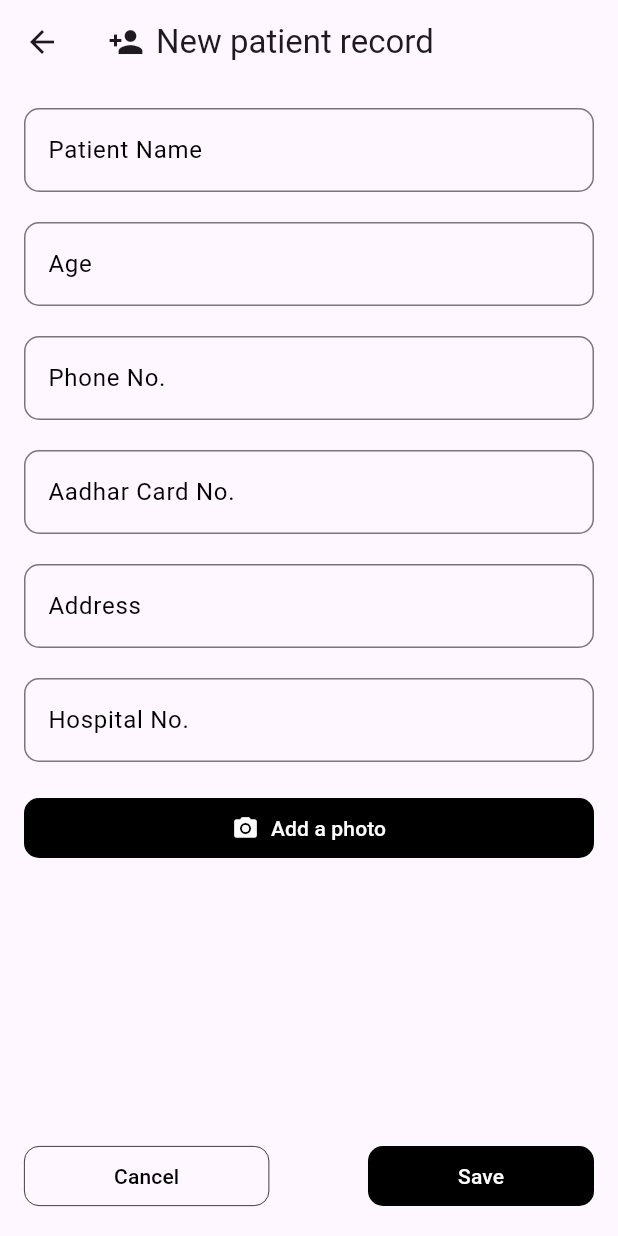
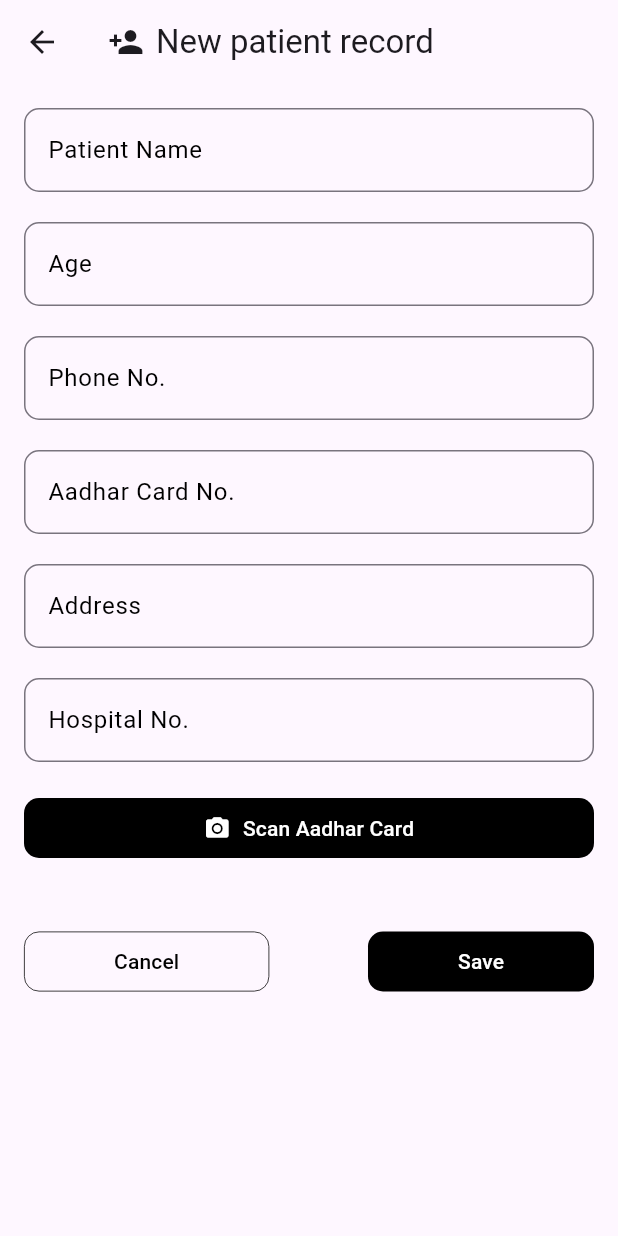
Before and after one commit to jayan110105/OpthaDoc, a Flutter app: the User1 screen opened by its route, on a phone screen of 412 x 824 dp. Run offline on Flutter 3.47's test engine with Material 3 defaults, Android fonts, the phone set to English and light mode, and no system bars; our stand-ins replace cloud_firestore, firebase_auth, firebase_core, image_picker; missing offline and left inert: google_mlkit_text_recognition; accounts and stored records are empty.

Commit message:
Basic OCR Done

```diff
--- a/lib/ui/screens/User1.dart
+++ b/lib/ui/screens/User1.dart
@@ -1,7 +1,96 @@
 import 'package:flutter/material.dart';
+import 'package:image_picker/image_picker.dart';
+import 'dart:io';
+import 'package:google_mlkit_text_recognition/google_mlkit_text_recognition.dart';
 
-class User1 extends StatelessWidget {
+class User1 extends StatefulWidget {
   const User1({super.key});
+
+  @override
+  State<User1> createState() => _User1State();
+}
+
+class _User1State extends State<User1> {
+  String scannedText = "";
+  File? _image;
+
+  String preprocessAadhaarText(String scannedText) {
+    // Normalize the text by converting to lowercase and removing extra whitespaces
+    String normalizedText = scannedText.toLowerCase().replaceAll(RegExp(r'\s+'), ' ');
+
+    // Extract Name - assuming it appears before the DOB or gender
+    String namePattern = r'government of india\s*(.*?)\s*(?:dob|date of birth|date of bith|gender|male|female)';
+    RegExp nameRegex = RegExp(namePattern, caseSensitive: false);
+    String name = nameRegex.firstMatch(normalizedText)?.group(1)?.trim() ?? 'Name not found';
+
+    // Extract Date of Birth
+    String dobPattern = r'(dob:|date of birth[: ]*)\s*(\d{1,2}/\d{1,2}/\d{4})';
+    RegExp dobRegex = RegExp(dobPattern, caseSensitive: false);
+    String dob = dobRegex.firstMatch(normalizedText)?.group(2) ?? 'DOB not found';
+
+    // Extract Gender
+    String genderPattern = r'\b(male|female)\b';
+    RegExp genderRegex = RegExp(genderPattern, caseSensitive: false);
+    String gender = capitalize(genderRegex.firstMatch(normalizedText)?.group(0)) ?? 'Gender not found';
+
+    // Extract Aadhaar Number
+    String aadhaarPattern = r'\b\d{4} \d{4} \d{4}\b';
+    RegExp aadhaarRegex = RegExp(aadhaarPattern);
+    String aadhaarNumber = aadhaarRegex.firstMatch(normalizedText)?.group(0) ?? 'Aadhaar number not found';
+
+    // Return a formatted string or a map with extracted data
+    return 'Name: $name\nDOB: $dob\nGender: $gender\nAadhaar Number: $aadhaarNumber';
+  }
+
+  String? capitalize(String? input) {
+    if (input == null) {
+      return null;
+    }
+    if (input.isEmpty) {
+      return input;
+    }
+    return '${input[0].toUpperCase()}${input.substring(1)}';
+  }
+
+  Future<void> scanText() async {
+    File? imageFile = await getImage();
+    if (imageFile != null) {
+      String text = await performOCR(imageFile);
+      setState(() {
+        scannedText = preprocessAadhaarText(text);
+        _image = imageFile;
+      });
+    }
+  }
+
+  Future<File?> getImage() async {
+    final picker = ImagePicker();
+    final pickedFile = await picker.pickImage(source: ImageSource.camera); // or ImageSource.gallery
+
+    if (pickedFile != null) {
+      return File(pickedFile.path);
+    }
+    return null;
+  }
+
+  Future<String> performOCR(File imageFile) async {
+    // Convert the image to an InputImage object
+    final inputImage = InputImage.fromFile(imageFile);
+
+    // Initialize the text recognizer
+    final textRecognizer = TextRecognizer();
+
+    // Process the image and recognize text
+    final RecognizedText recognizedText = await textRecognizer.processImage(inputImage);
+
+    // Extract the text
+    String extractedText = recognizedText.text;
+
+    // Close the recognizer to free up resources
+    textRecognizer.close();
+
+    return extractedText;
+  }
 
   @override
   Widget build(BuildContext context) {
@@ -9,23 +98,63 @@ class User1 extends StatelessWidget {
       appBar: AppBar(
         title: Row(
           children: [
-            Icon(Icons.person_add), // Add your desired icon here
+            Icon(Icons.person_add),
             SizedBox(width: 8),
             Text("New patient record"),
           ],
         ),
       ),
-      body: Padding(
+      body: SingleChildScrollView(
+        child: Padding(
           padding: const EdgeInsets.all(16.0),
           child: Column(
             children: [
-            TextField(
+              _buildTextField('Patient Name'),
+              const SizedBox(height: 20),
+              _buildTextField('Age'),
+              const SizedBox(height: 20),
+              _buildTextField('Phone No.', prefixText: '+91 '),
+              const SizedBox(height: 20),
+              _buildTextField('Aadhar Card No.'),
+              const SizedBox(height: 20),
+              _buildTextField('Address'),
+              const SizedBox(height: 20),
+              _buildTextField('Hospital No.'),
+              const SizedBox(height: 20),
+              SizedBox(
+                width: double.infinity,
+                child: _buildTextButton(
+                  icon: Icons.photo_camera,
+                  label: "Scan Aadhar Card",
+                  onPressed: scanText,
+                ),
+              ),
+              const SizedBox(height: 20),
+              Text(scannedText),
+              //Spacer(),
+              Row(
+                mainAxisAlignment: MainAxisAlignment.spaceBetween,
+                children: [
+                  _buildOutlinedButton("Cancel", onPressed: () {}),
+                  _buildFilledButton("Save", onPressed: () {}),
+                ],
+              ),
+            ],
+          ),
+        ),
+      ),
+    );
+  }
+
+  Widget _buildTextField(String labelText, {String? prefixText}) {
+    return TextField(
       cursorColor: Colors.black,
       decoration: InputDecoration(
         labelStyle: TextStyle(
           color: Colors.black,
         ),
-                labelText: 'Patient Name',
+        labelText: labelText,
+        prefixText: prefixText,
         border: OutlineInputBorder(
           borderRadius: BorderRadius.circular(10),
         ),
@@ -35,113 +164,14 @@ class User1 extends StatelessWidget {
           ),
         ),
       ),
-            ),
-            const SizedBox(height: 20),
-            TextField(
-              cursorColor: Colors.black,
-              decoration: InputDecoration(
-                labelStyle: TextStyle(
-                  color: Colors.black,
-                ),
-                labelText: 'Age',
-                border: OutlineInputBorder(
-                  borderRadius: BorderRadius.circular(10),
-                ),
-                focusedBorder: OutlineInputBorder(
-                  borderSide: BorderSide(
-                    color: Colors.black,
-                  ),
-                ),
-              ),
-            ),
-            const SizedBox(height: 20),
-            TextField(
-              cursorColor: Colors.black,
-              decoration: InputDecoration(
-                labelStyle: TextStyle(
-                  color: Colors.black,
-                ),
-                labelText: 'Phone No.',
-                prefixText: '+91 ',
-                border: OutlineInputBorder(
-                  borderRadius: BorderRadius.circular(10),
-                ),
-                focusedBorder: OutlineInputBorder(
-                  borderSide: BorderSide(
-                    color: Colors.black,
-                  ),
-                ),
-              ),
-            ),
-            const SizedBox(height: 20),
-            TextField(
-              cursorColor: Colors.black,
-              decoration: InputDecoration(
-                labelStyle: TextStyle(
-                  color: Colors.black,
-                ),
-                labelText: 'Aadhar Card No.',
-                border: OutlineInputBorder(
-                  borderRadius: BorderRadius.circular(10),
-                ),
-                focusedBorder: OutlineInputBorder(
-                  borderSide: BorderSide(
-                    color: Colors.black,
-                  ),
-                ),
-              ),
-            ),
-            const SizedBox(height: 20),
-            TextField(
-              cursorColor: Colors.black,
-              decoration: InputDecoration(
-                labelStyle: TextStyle(
-                  color: Colors.black,
-                ),
-                labelText: 'Address',
-                border: OutlineInputBorder(
-                  borderRadius: BorderRadius.circular(10),
-                ),
-                focusedBorder: OutlineInputBorder(
-                  borderSide: BorderSide(
-                    color: Colors.black,
-                  ),
-                ),
-              ),
-            ),
-            const SizedBox(height: 20),
-            TextField(
-              cursorColor: Colors.black,
-              decoration: InputDecoration(
-                labelStyle: TextStyle(
-                  color: Colors.black,
-                ),
-                labelText: 'Hospital No.',
-                border: OutlineInputBorder(
-                  borderRadius: BorderRadius.circular(10),
-                ),
-                focusedBorder: OutlineInputBorder(
-                  borderSide: BorderSide(
-                    color: Colors.black,
-                  ),
-                ),
-              ),
-            ),
-            const SizedBox(height: 20),
-            SizedBox(
-              width: double.infinity,
-              child: TextButton.icon(
-                onPressed: () {
-                  // Define the action when the button is pressed
-                },
-                icon: Icon(
-                    Icons.photo_camera,
-                    color: Colors.white,
-                ),  // Choose the desired icon, e.g., a camera icon
-                label: Text(
-                    "Add a photo",
-                    style: TextStyle(color: Colors.white),
-                ),       // The text that appears next to the icon
+    );
+  }
+
+  Widget _buildTextButton({required IconData icon, required String label, required VoidCallback onPressed}) {
+    return TextButton.icon(
+      onPressed: onPressed,
+      icon: Icon(icon, color: Colors.white),
+      label: Text(label, style: TextStyle(color: Colors.white)),
       style: TextButton.styleFrom(
         backgroundColor: Colors.black,
         shape: RoundedRectangleBorder(
@@ -149,32 +179,28 @@ class User1 extends StatelessWidget {
         ),
         padding: const EdgeInsets.all(10),
       ),
-              ),
-            ),
-            const SizedBox(height: 20),
-            Spacer(),
-            Row(
-              mainAxisAlignment: MainAxisAlignment.spaceBetween,
-              children: [
-                TextButton(
+    );
+  }
+
+  Widget _buildOutlinedButton(String label, {required VoidCallback onPressed}) {
+    return TextButton(
       style: TextButton.styleFrom(
-                      //backgroundColor: Colors.white,
         shape: RoundedRectangleBorder(
           borderRadius: BorderRadius.circular(10),
           side: BorderSide(color: Colors.black, width: 0.5),
         ),
         padding: const EdgeInsets.all(10),
       ),
-                    onPressed: (){},
+      onPressed: onPressed,
       child: Padding(
         padding: const EdgeInsets.symmetric(horizontal: 50),
-                      child: Text(
-                          "Cancel",
-                          style: TextStyle(color: Colors.black),
+        child: Text(label, style: TextStyle(color: Colors.black)),
       ),
-                    )
-                ),
-                TextButton(
+    );
+  }
+
+  Widget _buildFilledButton(String label, {required VoidCallback onPressed}) {
+    return TextButton(
       style: TextButton.styleFrom(
         backgroundColor: Colors.black,
         shape: RoundedRectangleBorder(
@@ -182,18 +208,10 @@ class User1 extends StatelessWidget {
         ),
         padding: const EdgeInsets.all(10),
       ),
-                    onPressed: (){},
+      onPressed: onPressed,
       child: Padding(
         padding: const EdgeInsets.symmetric(horizontal: 50),
-                      child: Text(
-                          "Save",
-                          style: TextStyle(color: Colors.white),
-                      ),
-                    )
-                ),
-              ],
-            )
-        ]),
+        child: Text(label, style: TextStyle(color: Colors.white)),
       ),
     );
   }
--- a/pubspec.yaml
+++ b/pubspec.yaml
@@ -39,6 +39,8 @@ dependencies:
   cloud_firestore: ^5.3.0
   firebase_auth: ^5.2.0
   intl: ^0.19.0
+  google_ml_kit: ^0.18.0
+  image_picker: ^1.1.2
 
 dev_dependencies:
   flutter_test:
```
Also changed, not shown: lib/ui/screens/dashboard.dart (+11 -7 lines), pubspec.lock, 7 other files. Lines whose indentation alone changed are shown as unchanged.
